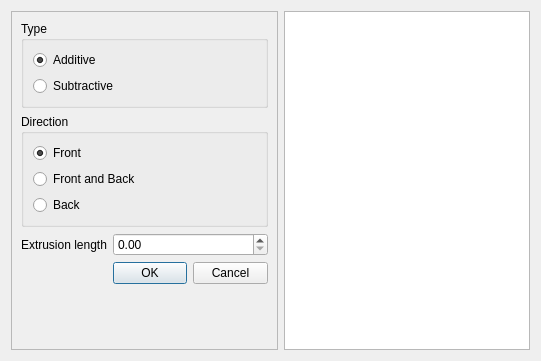
The window that src/Dialogs/ExtrusionDialog.ui (Makimars/Konstructor) describes before a commit, drawn with Qt 5.
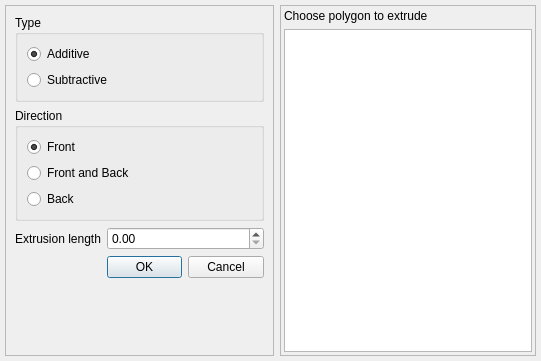
The same window after the commit.

Commit message: add mousePos label

Diff of the .ui file:
```diff
--- a/src/Dialogs/ExtrusionDialog.ui
+++ b/src/Dialogs/ExtrusionDialog.ui
@@ -14,6 +14,18 @@
    <string>Dialog</string>
   </property>
   <layout class="QHBoxLayout" name="horizontalLayout">
+   <property name="leftMargin">
+    <number>5</number>
+   </property>
+   <property name="topMargin">
+    <number>5</number>
+   </property>
+   <property name="rightMargin">
+    <number>5</number>
+   </property>
+   <property name="bottomMargin">
+    <number>5</number>
+   </property>
    <item>
     <widget class="QFrame" name="frame_2">
      <property name="minimumSize">
@@ -122,10 +134,41 @@
     </widget>
    </item>
    <item>
-    <widget class="QListWidget" name="polygonsList">
-     <property name="selectionMode">
-      <enum>QAbstractItemView::ExtendedSelection</enum>
+    <widget class="QFrame" name="frame">
+     <property name="frameShape">
+      <enum>QFrame::StyledPanel</enum>
      </property>
+     <property name="frameShadow">
+      <enum>QFrame::Raised</enum>
+     </property>
+     <layout class="QVBoxLayout" name="verticalLayout_3">
+      <property name="leftMargin">
+       <number>3</number>
+      </property>
+      <property name="topMargin">
+       <number>3</number>
+      </property>
+      <property name="rightMargin">
+       <number>3</number>
+      </property>
+      <property name="bottomMargin">
+       <number>3</number>
+      </property>
+      <item>
+       <widget class="QLabel" name="label_2">
+        <property name="text">
+         <string>Choose polygon to extrude</string>
+        </property>
+       </widget>
+      </item>
+      <item>
+       <widget class="QListWidget" name="polygonsList">
+        <property name="selectionMode">
+         <enum>QAbstractItemView::ExtendedSelection</enum>
+        </property>
+       </widget>
+      </item>
+     </layout>
     </widget>
    </item>
   </layout>
```
The commit also changes 2 other files.
